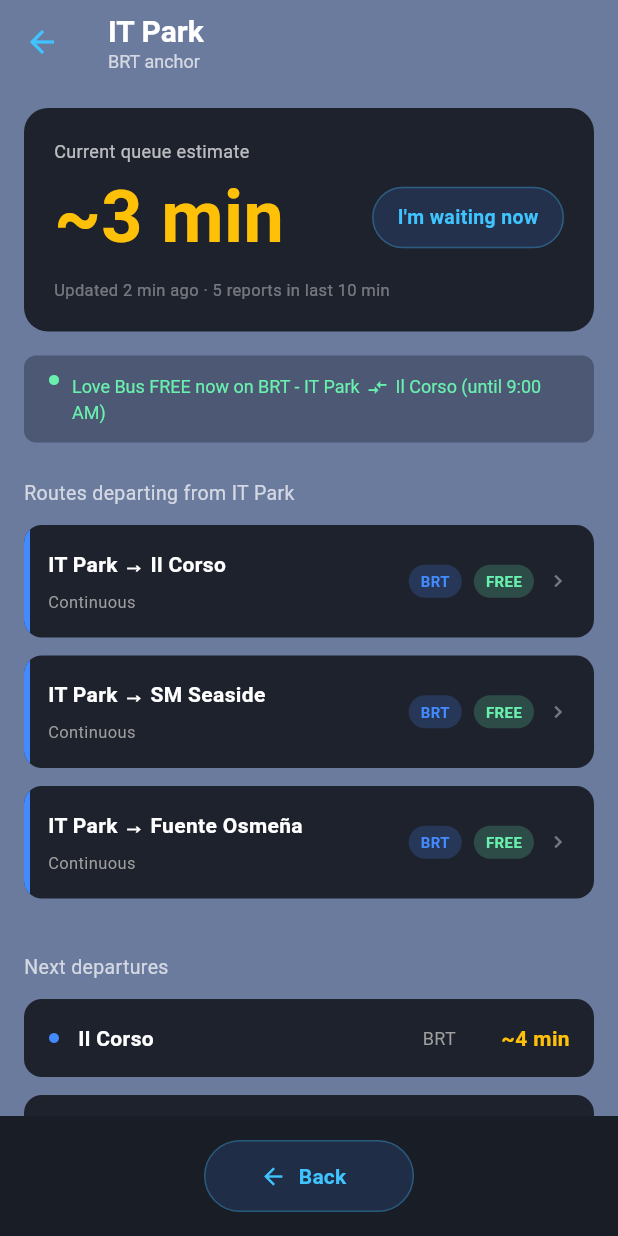
After one commit to andreswooshik/Sugbo-Terminal-Tracker, a Flutter app: the TerminalsScreen screen opened directly, after a tap on "IT Park", on a phone screen of 412 x 824 dp. The commit adds this screen. Run offline on Flutter 3.47's test engine with Material 3 defaults, Android fonts, the phone set to English and light mode, and no system bars; our stand-ins replace flutter_dotenv, flutter_riverpod, freezed_annotation, rxdart, supabase_flutter; accounts and stored records are empty.

Commit message:
implement Terminal Detail screen and tap navigation

```diff
--- a/sugbo_terminal_tracker/lib/features/routes/widgets/location_input_card.dart
+++ b/sugbo_terminal_tracker/lib/features/routes/widgets/location_input_card.dart
@@ -17,7 +17,12 @@ class LocationInputCard extends StatelessWidget {
           const SizedBox(height: 8),
           const Icon(Icons.swap_vert, color: Colors.blue, size: 20),
           const SizedBox(height: 8),
-          _buildInputField('TO', 'Il Corso', 'Mactan, Cebu', Colors.green),
+          _buildInputField(
+            'TO',
+            'Il Corso',
+            'South Road Properties(SRP), Cebu',
+            Colors.green,
+          ),
           const SizedBox(height: 16),
           SizedBox(
             width: double.infinity,
--- /dev/null
+++ b/sugbo_terminal_tracker/lib/features/terminals/screens/terminal_detail_screen.dart
@@ -0,0 +1,187 @@
+import 'package:flutter/material.dart';
+import '../models/terminal_wait_model.dart';
+import '../widgets/terminal_queue_card.dart';
+import '../widgets/free_ride_banner.dart';
+import '../widgets/departing_route_card.dart';
+import '../widgets/next_departure_tile.dart';
+
+class TerminalDetailScreen extends StatelessWidget {
+  final TerminalWaitModel terminal;
+
+  const TerminalDetailScreen({Key? key, required this.terminal})
+    : super(key: key);
+
+  @override
+  Widget build(BuildContext context) {
+    return Scaffold(
+      backgroundColor: const Color(0xFF6B7B9E),
+      appBar: AppBar(
+        backgroundColor: Colors.transparent,
+        elevation: 0,
+        leading: IconButton(
+          icon: const Icon(Icons.arrow_back, color: Colors.lightBlueAccent),
+          onPressed: () => Navigator.pop(context),
+        ),
+        title: Column(
+          crossAxisAlignment: CrossAxisAlignment.start,
+          children: [
+            Text(
+              terminal.name,
+              style: const TextStyle(
+                color: Colors.white,
+                fontWeight: FontWeight.bold,
+                fontSize: 20,
+              ),
+            ),
+            Text(
+              terminal.description,
+              style: const TextStyle(color: Colors.white70, fontSize: 12),
+            ),
+          ],
+        ),
+      ),
+      body: SafeArea(
+        child: SingleChildScrollView(
+          padding: const EdgeInsets.symmetric(horizontal: 16.0),
+          child: Column(
+            crossAxisAlignment: CrossAxisAlignment.start,
+            children: [
+              const SizedBox(height: 16),
+              TerminalQueueCard(
+                waitTime: terminal.waitTime,
+                updatedStatus:
+                    'Updated ${terminal.updatedTime} · 5 reports in last 10 min',
+              ),
+              const SizedBox(height: 16),
+
+              if (terminal.isFree) const FreeRideBanner(),
+              if (terminal.isFree) const SizedBox(height: 24),
+
+              const Text(
+                'Routes departing from IT Park',
+                style: TextStyle(color: Colors.white70, fontSize: 13),
+              ),
+              const SizedBox(height: 12),
+              const DepartingRouteCard(
+                route: 'IT Park → Il Corso',
+                frequency: 'Continuous',
+                provider: 'BRT',
+                isFree: true,
+                accentColor: Colors.blueAccent,
+              ),
+              const DepartingRouteCard(
+                route: 'IT Park → SM Seaside',
+                frequency: 'Continuous',
+                provider: 'BRT',
+                isFree: true,
+                accentColor: Colors.blueAccent,
+              ),
+              const DepartingRouteCard(
+                route: 'IT Park → Fuente Osmeña',
+                frequency: 'Continuous',
+                provider: 'BRT',
+                isFree: true,
+                accentColor: Colors.blueAccent,
+              ),
+
+              const SizedBox(height: 24),
+              const Text(
+                'Next departures',
+                style: TextStyle(color: Colors.white70, fontSize: 13),
+              ),
+              const SizedBox(height: 12),
+
+              const NextDepartureTile(
+                destination: 'Il Corso',
+                provider: 'BRT',
+                estimate: '~4 min',
+                accentColor: Colors.blueAccent,
+              ),
+              const NextDepartureTile(
+                destination: 'SM Seaside',
+                provider: 'BRT',
+                estimate: '~4 min',
+                accentColor: Colors.blueAccent,
+              ),
+              const NextDepartureTile(
+                destination: 'Fuente',
+                provider: 'BRT',
+                estimate: '~6 min',
+                accentColor: Colors.blueAccent,
+              ),
+              const NextDepartureTile(
+                destination: 'Il Corso',
+                provider: 'BRT',
+                estimate: '~9 min',
+                accentColor: Colors.blueAccent,
+              ),
+
+              const SizedBox(height: 24),
+              const Text(
+                'Terminal info',
+                style: TextStyle(color: Colors.white70, fontSize: 13),
+              ),
+              const SizedBox(height: 12),
+              Container(
+                margin: const EdgeInsets.only(bottom: 24),
+                padding: const EdgeInsets.all(16),
+                decoration: BoxDecoration(
+                  color: const Color(0xFF1E222D),
+                  borderRadius: BorderRadius.circular(16),
+                ),
+                child: const Text(
+                  'Location: Cebu IT Park, Lahug - BRT dedicated station.',
+                  style: TextStyle(
+                    color: Colors.grey,
+                    fontSize: 12,
+                    height: 1.4,
+                  ),
+                ),
+              ),
+            ],
+          ),
+        ),
+      ),
+      bottomNavigationBar: Container(
+        color: const Color(0xFF191D26), // Very dark bottom bar
+        padding: const EdgeInsets.symmetric(horizontal: 16.0, vertical: 16.0),
+        child: SafeArea(
+          child: Column(
+            mainAxisSize: MainAxisSize.min,
+            children: [
+              SizedBox(
+                width: 140, // Specific width matching mockup
+                height: 48,
+                child: ElevatedButton.icon(
+                  icon: const Icon(
+                    Icons.arrow_back,
+                    color: Colors.lightBlueAccent,
+                    size: 18,
+                  ),
+                  label: const Text(
+                    'Back',
+                    style: TextStyle(
+                      color: Colors.lightBlueAccent,
+                      fontWeight: FontWeight.bold,
+                    ),
+                  ),
+                  style: ElevatedButton.styleFrom(
+                    backgroundColor: Colors.blueAccent.withOpacity(0.15),
+                    elevation: 0,
+                    shape: RoundedRectangleBorder(
+                      borderRadius: BorderRadius.circular(24),
+                      side: BorderSide(
+                        color: Colors.lightBlueAccent.withOpacity(0.3),
+                      ),
+                    ),
+                  ),
+                  onPressed: () => Navigator.pop(context),
+                ),
+              ),
+            ],
+          ),
+        ),
+      ),
+    );
+  }
+}
--- a/sugbo_terminal_tracker/lib/features/terminals/screens/terminals_screen.dart
+++ b/sugbo_terminal_tracker/lib/features/terminals/screens/terminals_screen.dart
@@ -1,6 +1,7 @@
 import 'package:flutter/material.dart';
 import '../models/terminal_wait_model.dart';
 import '../widgets/wait_board_card.dart';
+import 'terminal_detail_screen.dart';
 
 class TerminalsScreen extends StatelessWidget {
   const TerminalsScreen({Key? key}) : super(key: key);
@@ -142,7 +143,21 @@ class TerminalsScreen extends StatelessWidget {
 
             // The list of terminals WaitBoard
             ...mockTerminals
-                .map((terminal) => WaitBoardCard(terminal: terminal))
+                .map(
+                  (terminal) => WaitBoardCard(
+                    terminal: terminal,
+                    onTap: () {
+                      // Pass terminal details directly to the detail screen
+                      Navigator.push(
+                        context,
+                        MaterialPageRoute(
+                          builder: (context) =>
+                              TerminalDetailScreen(terminal: terminal),
+                        ),
+                      );
+                    },
+                  ),
+                )
                 .toList(),
 
             const SizedBox(height: 24), // Padding at bottom
--- /dev/null
+++ b/sugbo_terminal_tracker/lib/features/terminals/widgets/departing_route_card.dart
@@ -0,0 +1,122 @@
+import 'package:flutter/material.dart';
+
+class DepartingRouteCard extends StatelessWidget {
+  final String route;
+  final String frequency;
+  final String provider;
+  final bool isFree;
+  final Color accentColor;
+
+  const DepartingRouteCard({
+    Key? key,
+    required this.route,
+    required this.frequency,
+    required this.provider,
+    this.isFree = false,
+    required this.accentColor,
+  }) : super(key: key);
+
+  @override
+  Widget build(BuildContext context) {
+    return Container(
+      margin: const EdgeInsets.only(bottom: 12),
+      clipBehavior: Clip.antiAlias,
+      decoration: BoxDecoration(
+        color: const Color(0xFF1E222D),
+        borderRadius: BorderRadius.circular(12),
+      ),
+      child: Stack(
+        children: [
+          Positioned(
+            left: 0,
+            top: 0,
+            bottom: 0,
+            width: 4,
+            child: Container(color: accentColor),
+          ),
+          Padding(
+            padding: const EdgeInsets.fromLTRB(16, 16, 16, 16),
+            child: Row(
+              mainAxisAlignment: MainAxisAlignment.spaceBetween,
+              crossAxisAlignment: CrossAxisAlignment.center,
+              children: [
+                Expanded(
+                  child: Column(
+                    crossAxisAlignment: CrossAxisAlignment.start,
+                    children: [
+                      Text(
+                        route,
+                        style: const TextStyle(
+                          color: Colors.white,
+                          fontSize: 14,
+                          fontWeight: FontWeight.bold,
+                        ),
+                      ),
+                      const SizedBox(height: 6),
+                      Text(
+                        frequency,
+                        style: const TextStyle(
+                          color: Colors.grey,
+                          fontSize: 11,
+                        ),
+                      ),
+                    ],
+                  ),
+                ),
+                Row(
+                  mainAxisSize: MainAxisSize.min,
+                  children: [
+                    Container(
+                      padding: const EdgeInsets.symmetric(
+                        horizontal: 8,
+                        vertical: 4,
+                      ),
+                      decoration: BoxDecoration(
+                        color: accentColor.withOpacity(0.2),
+                        borderRadius: BorderRadius.circular(12),
+                      ),
+                      child: Text(
+                        provider,
+                        style: TextStyle(
+                          color: accentColor,
+                          fontSize: 10,
+                          fontWeight: FontWeight.bold,
+                        ),
+                      ),
+                    ),
+                    const SizedBox(width: 8),
+                    if (isFree)
+                      Container(
+                        padding: const EdgeInsets.symmetric(
+                          horizontal: 8,
+                          vertical: 4,
+                        ),
+                        decoration: BoxDecoration(
+                          color: Colors.greenAccent.withOpacity(0.2),
+                          borderRadius: BorderRadius.circular(12),
+                        ),
+                        child: const Text(
+                          'FREE',
+                          style: TextStyle(
+                            color: Colors.greenAccent,
+                            fontSize: 10,
+                            fontWeight: FontWeight.bold,
+                          ),
+                        ),
+                      ),
+                    const SizedBox(width: 8),
+                    const Icon(
+                      Icons.chevron_right,
+                      color: Colors.white38,
+                      size: 16,
+                    ),
+                  ],
+                ),
+              ],
+            ),
+          ),
+        ],
+      ),
+    );
+  }
+}
--- /dev/null
+++ b/sugbo_terminal_tracker/lib/features/terminals/widgets/next_departure_tile.dart
@@ -0,0 +1,68 @@
+import 'package:flutter/material.dart';
+
+class NextDepartureTile extends StatelessWidget {
+  final String destination;
+  final String provider;
+  final String estimate;
+  final Color accentColor;
+
+  const NextDepartureTile({
+    Key? key,
+    required this.destination,
+    required this.provider,
+    required this.estimate,
+    required this.accentColor,
+  }) : super(key: key);
+
+  @override
+  Widget build(BuildContext context) {
+    return Container(
+      margin: const EdgeInsets.only(bottom: 12),
+      padding: const EdgeInsets.symmetric(horizontal: 16, vertical: 16),
+      decoration: BoxDecoration(
+        color: const Color(0xFF1E222D),
+        borderRadius: BorderRadius.circular(12),
+      ),
+      child: Row(
+        mainAxisAlignment: MainAxisAlignment.spaceBetween,
+        children: [
+          Row(
+            children: [
+              Icon(Icons.circle, color: accentColor, size: 8),
+              const SizedBox(width: 12),
+              Text(
+                destination,
+                style: const TextStyle(
+                  color: Colors.white,
+                  fontSize: 14,
+                  fontWeight: FontWeight.bold,
+                ),
+              ),
+            ],
+          ),
+          Row(
+            children: [
+              Text(
+                provider,
+                style: const TextStyle(color: Colors.grey, fontSize: 12),
+              ),
+              const SizedBox(width: 16),
+              SizedBox(
+                width: 60, // Fixed width to align estimates
+                child: Text(
+                  estimate,
+                  textAlign: TextAlign.right,
+                  style: const TextStyle(
+                    color: Color(0xFFFFC107), // Amber
+                    fontSize: 14,
+                    fontWeight: FontWeight.bold,
+                  ),
+                ),
+              ),
+            ],
+          ),
+        ],
+      ),
+    );
+  }
+}
--- /dev/null
+++ b/sugbo_terminal_tracker/lib/features/terminals/widgets/terminal_queue_card.dart
@@ -0,0 +1,74 @@
+import 'package:flutter/material.dart';
+
+class TerminalQueueCard extends StatelessWidget {
+  final String waitTime;
+  final String updatedStatus;
+
+  const TerminalQueueCard({
+    Key? key,
+    required this.waitTime,
+    required this.updatedStatus,
+  }) : super(key: key);
+
+  @override
+  Widget build(BuildContext context) {
+    return Container(
+      padding: const EdgeInsets.all(20),
+      decoration: BoxDecoration(
+        color: const Color(0xFF1E222D),
+        borderRadius: BorderRadius.circular(16),
+      ),
+      child: Column(
+        crossAxisAlignment: CrossAxisAlignment.start,
+        children: [
+          const Text(
+            'Current queue estimate',
+            style: TextStyle(color: Colors.white70, fontSize: 12),
+          ),
+          const SizedBox(height: 12),
+          Row(
+            mainAxisAlignment: MainAxisAlignment.spaceBetween,
+            crossAxisAlignment: CrossAxisAlignment.center,
+            children: [
+              Text(
+                waitTime,
+                style: const TextStyle(
+                  color: Color(0xFFFFC107), // Amber/Yellow
+                  fontSize: 48,
+                  fontWeight: FontWeight.bold,
+                  height: 1.0,
+                ),
+              ),
+              Container(
+                padding: const EdgeInsets.symmetric(
+                  horizontal: 16,
+                  vertical: 10,
+                ),
+                decoration: BoxDecoration(
+                  color: Colors.blueAccent.withOpacity(0.15),
+                  borderRadius: BorderRadius.circular(24),
+                  border: Border.all(
+                    color: Colors.lightBlueAccent.withOpacity(0.3),
+                  ),
+                ),
+                child: const Text(
+                  "I'm waiting now",
+                  style: TextStyle(
+                    color: Colors.lightBlueAccent,
+                    fontSize: 13,
+                    fontWeight: FontWeight.bold,
+                  ),
+                ),
+              ),
+            ],
+          ),
+          const SizedBox(height: 16),
+          Text(
+            updatedStatus,
+            style: const TextStyle(color: Colors.white38, fontSize: 11),
+          ),
+        ],
+      ),
+    );
+  }
+}
--- a/sugbo_terminal_tracker/lib/features/terminals/widgets/wait_board_card.dart
+++ b/sugbo_terminal_tracker/lib/features/terminals/widgets/wait_board_card.dart
@@ -3,12 +3,16 @@ import '../models/terminal_wait_model.dart';
 
 class WaitBoardCard extends StatelessWidget {
   final TerminalWaitModel terminal;
+  final VoidCallback? onTap;
 
-  const WaitBoardCard({Key? key, required this.terminal}) : super(key: key);
+  const WaitBoardCard({Key? key, required this.terminal, this.onTap})
+    : super(key: key);
 
   @override
   Widget build(BuildContext context) {
-    return Container(
+    return GestureDetector(
+      onTap: onTap,
+      child: Container(
         margin: const EdgeInsets.only(bottom: 12),
         decoration: BoxDecoration(
           color: const Color(0xFF1E222D),
@@ -169,6 +173,7 @@ class WaitBoardCard extends StatelessWidget {
             ],
           ),
         ),
+      ),
     );
   }
 }
```
Lines whose indentation alone changed are shown as unchanged.
